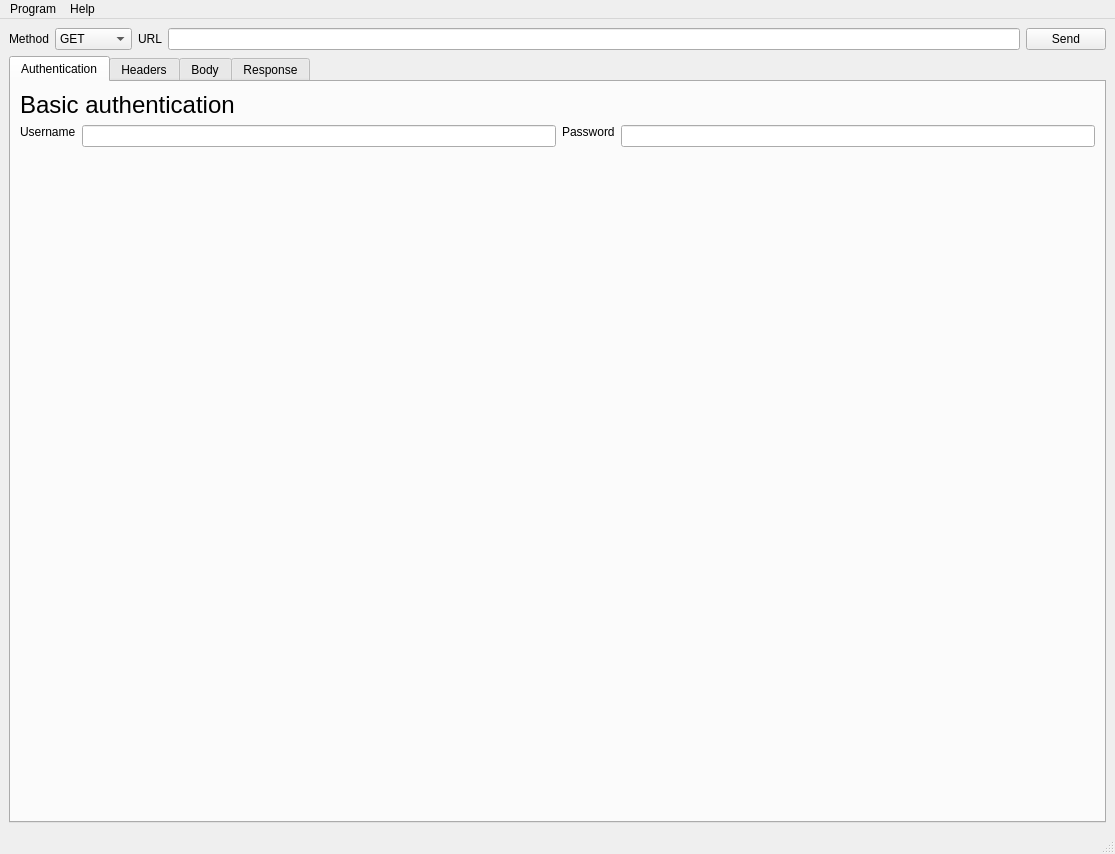
Old version of the form PySender/main.ui in the repository rodion-gudz/PySender.
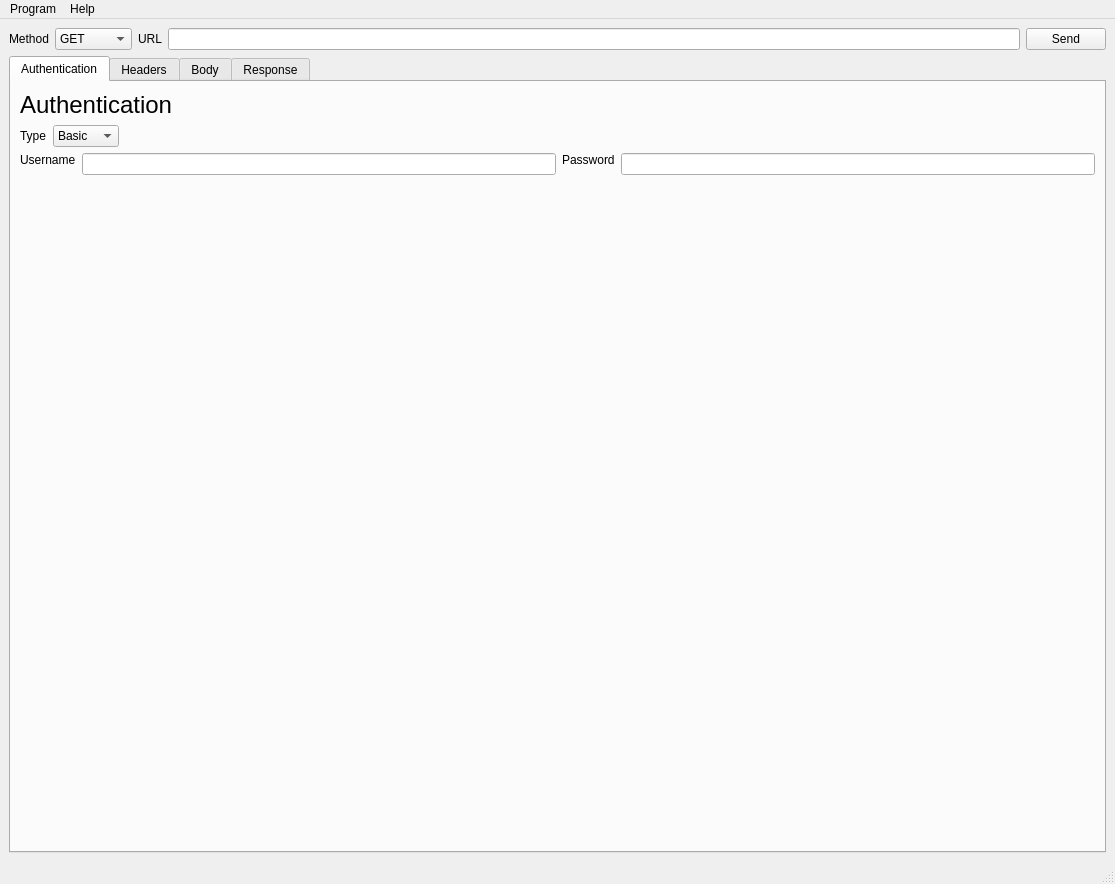
New version of the form. The open tabs and pages were chosen to show the change.

Commit message: Add clear headers function, warning dialog (0.2.3)

Diff of the .ui file:
```diff
--- a/PySender/main.ui
+++ b/PySender/main.ui
@@ -7,7 +7,7 @@
     <x>0</x>
     <y>0</y>
     <width>1115</width>
-    <height>854</height>
+    <height>884</height>
    </rect>
   </property>
   <property name="windowTitle">
@@ -89,7 +89,7 @@
          </attribute>
          <layout class="QHBoxLayout" name="horizontalLayout_4">
           <item>
-           <layout class="QVBoxLayout" name="verticalLayout_2" stretch="1,100">
+           <layout class="QVBoxLayout" name="verticalLayout_2" stretch="1,0,100">
             <item alignment="Qt::AlignTop">
              <widget class="QLabel" name="label_3">
               <property name="sizePolicy">
@@ -102,10 +102,53 @@
                <string notr="true">font: 18pt;</string>
               </property>
               <property name="text">
-               <string>Basic authentication </string>
+               <string>Authentication </string>
               </property>
              </widget>
             </item>
+            <item>
+             <layout class="QHBoxLayout" name="horizontalLayout_13">
+              <item>
+               <widget class="QLabel" name="label">
+                <property name="text">
+                 <string>Type</string>
+                </property>
+               </widget>
+              </item>
+              <item>
+               <widget class="QComboBox" name="auth_typ_cbox">
+                <item>
+                 <property name="text">
+                  <string>Basic</string>
+                 </property>
+                </item>
+                <item>
+                 <property name="text">
+                  <string>Digest</string>
+                 </property>
+                </item>
+                <item>
+                 <property name="text">
+                  <string>OAuth</string>
+                 </property>
+                </item>
+               </widget>
+              </item>
+              <item>
+               <spacer name="horizontalSpacer">
+                <property name="orientation">
+                 <enum>Qt::Horizontal</enum>
+                </property>
+                <property name="sizeHint" stdset="0">
+                 <size>
+                  <width>40</width>
+                  <height>20</height>
+                 </size>
+                </property>
+               </spacer>
+              </item>
+             </layout>
+            </item>
             <item>
              <layout class="QHBoxLayout" name="horizontalLayout_5">
               <item alignment="Qt::AlignTop">
```
Left out of the diff: 38 changed lines with no effect on the pictures. The commit also changes 4 other files.
